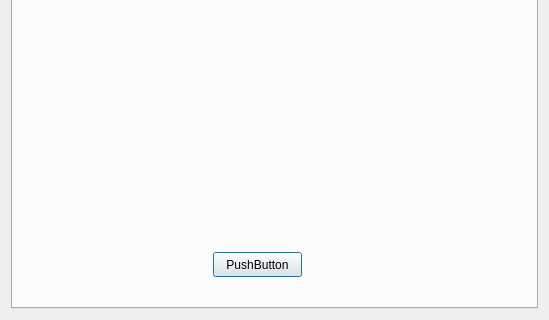
First picture: the form in RATP_module/main_ratp_window.ui, repository dibydrams/raspparispi, before the edit; both pictures show x 0 to 549 and y 145 to 465 of the 549 by 465 pixel window.
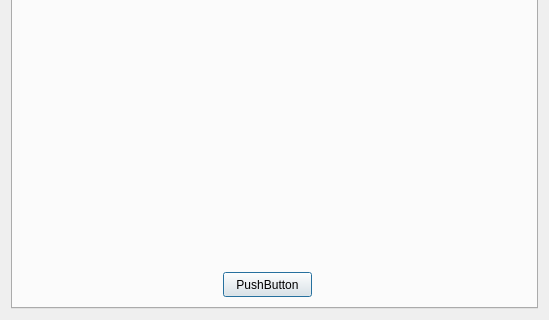
Second picture: the form after the edit.

What changed in the file:
```diff
--- a/RATP_module/main_ratp_window.ui
+++ b/RATP_module/main_ratp_window.ui
@@ -23,24 +23,11 @@
       <attribute name="title">
        <string>&amp;Stations</string>
       </attribute>
-      <widget class="QStackedWidget" name="stackedWidget">
-       <property name="geometry">
-        <rect>
-         <x>10</x>
-         <y>50</y>
-         <width>501</width>
-         <height>261</height>
-        </rect>
-       </property>
-       <property name="currentIndex">
-        <number>-1</number>
-       </property>
-      </widget>
       <widget class="QPushButton" name="ToNextPage_2">
        <property name="geometry">
         <rect>
-         <x>200</x>
-         <y>360</y>
+         <x>210</x>
+         <y>380</y>
          <width>89</width>
          <height>25</height>
         </rect>
@@ -49,6 +36,39 @@
         <string>PushButton</string>
        </property>
       </widget>
+      <widget class="QWidget" name="">
+       <property name="geometry">
+        <rect>
+         <x>10</x>
+         <y>10</y>
+         <width>511</width>
+         <height>361</height>
+        </rect>
+       </property>
+       <layout class="QVBoxLayout" name="verticalLayout_4">
+        <item>
+         <widget class="QLabel" name="labelTitleStackedWidget">
+          <property name="minimumSize">
+           <size>
+            <width>0</width>
+            <height>30</height>
+           </size>
+          </property>
+          <property name="text">
+           <string/>
+          </property>
+         </widget>
+        </item>
+        <item>
+         <widget class="QStackedWidget" name="stackedWidget">
+          <property name="currentIndex">
+           <number>0</number>
+          </property>
+          <widget class="QWidget" name="page"/>
+         </widget>
+        </item>
+       </layout>
+      </widget>
      </widget>
      <widget class="QWidget" name="ongLines">
       <attribute name="title">
```
Left out of the diff: 2 changed lines with no effect on the pictures.
